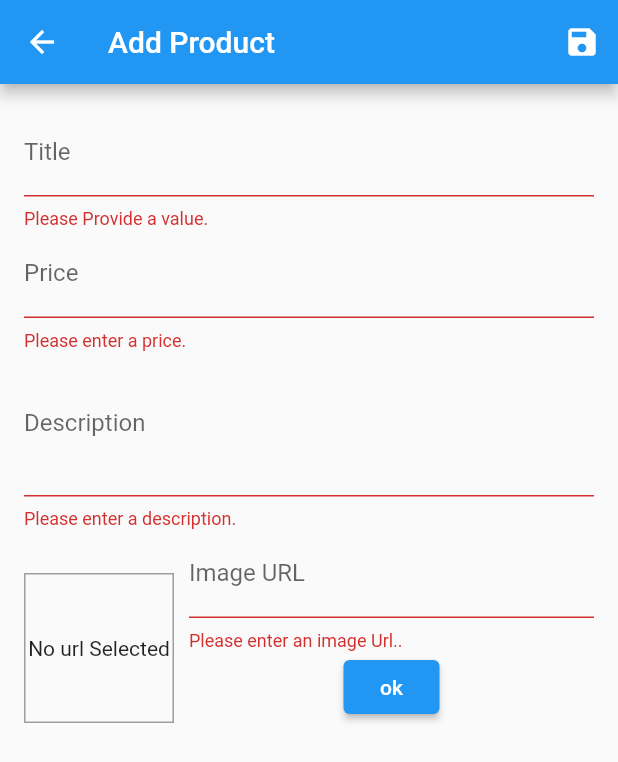
After one commit to meetpatel2220/ShopApp, a Flutter app: the EditProduct screen opened directly, after a tap on the "save" icon, on a phone screen of 412 x 824 dp. The commit adds this screen. Shown: the top 762 px of the screen. Run offline on Flutter 3.47's test engine with Material 2 defaults, Android fonts, the phone set to English and light mode, and no system bars; network calls fail.

Commit message:
part 2 added

```diff
--- a/lib/providers/products.dart
+++ b/lib/providers/products.dart
@@ -38,10 +38,8 @@ class Products with ChangeNotifier {
   ];
 
   List<Product> get items {
-
     return [..._items];
   }
-
 
   Product loadedProduct(String prodId) {
     return items.firstWhere((pro) => pro.id == prodId);
@@ -51,8 +49,19 @@ class Products with ChangeNotifier {
     return _items.where((element) => element.isFavorite).toList();
   }
 
-  void addProduct() {
+  Product findById(String id) {
+    return _items.firstWhere((element) => element.id == id);
+  }
 
+  void addProduct(Product product) {
+    final newProduct = Product(
+        description: product.description,
+        id: DateTime.now().toString(),
+        imageUrl: product.imageUrl,
+        price: product.price,
+        title: product.title);
+
+    _items.add(newProduct);
     notifyListeners();
   }
 }
--- /dev/null
+++ b/lib/screens/edit_product.dart
@@ -0,0 +1,273 @@
+import 'package:flutter/material.dart';
+import 'package:provider/provider.dart';
+import '../providers/products.dart';
+import '../providers/product.dart';
+
+class EditProduct extends StatefulWidget {
+  static const routeName = '/edit-product';
+
+  @override
+  _EditProductState createState() => _EditProductState();
+}
+
+class _EditProductState extends State<EditProduct> {
+  final _priceFocusNode = FocusNode();
+  final _discriptionFocusNode = FocusNode();
+  final _imageUrlController = TextEditingController();
+  final _imageUrlFocusNode = FocusNode();
+
+  final _form = GlobalKey<FormState>();
+  var _editedProduct = Product(
+    id: null,
+    description: '',
+    imageUrl: '',
+    price: 0,
+    title: '',
+  );
+
+  var _initValues = {
+    'title': '',
+    'description': '',
+    'price': '',
+    'imageUrl': '',
+  };
+
+  @override
+  void dispose() {
+    _imageUrlFocusNode.removeListener(_updateImageUrl);
+    _priceFocusNode.dispose();
+    _imageUrlController.dispose();
+    _discriptionFocusNode.dispose();
+    _imageUrlFocusNode.dispose();
+    // TODO: implement dispose
+    super.dispose();
+  }
+
+  @override
+  void initState() {
+    _imageUrlFocusNode.addListener(_updateImageUrl);
+
+    super.initState();
+  }
+
+  var _isinit = true;
+
+  @override
+  void didChangeDependencies() {
+    if (_isinit) {
+      final productID = ModalRoute.of(context).settings.arguments as String;
+
+      if (productID != null) {
+        _editedProduct = Provider.of<Products>(context).findById(productID);
+        _initValues = {
+          'title': _editedProduct.title,
+          'description': _editedProduct.description,
+          'price': _editedProduct.price.toString(),
+          'imageUrl': _editedProduct.imageUrl,
+        };
+      }
+    }
+    _isinit = false;
+    super.didChangeDependencies();
+  }
+
+  void _updateImageUrl() {
+    if (!_imageUrlFocusNode.hasFocus) {
+      if (_imageUrlController.text.isEmpty ||
+          (!_imageUrlController.text.startsWith('http') &&
+              !_imageUrlController.text.startsWith('https')) ||
+          (!_imageUrlController.text.endsWith('.png') &&
+              !_imageUrlController.text.endsWith('.jpg') &&
+              !_imageUrlController.text.endsWith('.jpeg'))) {
+        return;
+      }
+      setState(() {});
+    }
+  }
+
+  void _saveForm() {
+    final isValid = _form.currentState.validate();
+    if (!isValid) {
+      return;
+    }
+    _form.currentState.save();
+    Provider.of<Products>(context, listen: false).addProduct(_editedProduct);
+    Navigator.of(context).pop();
+  }
+
+  @override
+  Widget build(BuildContext context) {
+    String imageText = _imageUrlController.text.toString();
+    bool isUrl = false;
+    return Scaffold(
+      appBar: AppBar(
+        title: Text('Add Product'),
+        actions: <Widget>[
+          IconButton(
+            icon: Icon(Icons.save),
+            onPressed: _saveForm,
+          ),
+        ],
+      ),
+      body: Padding(
+        padding: EdgeInsets.all(16.0),
+        child: Form(
+          key: _form,
+          child: ListView(
+            children: <Widget>[
+              TextFormField(
+                decoration: InputDecoration(labelText: 'Title'),
+                textInputAction: TextInputAction.next,
+                validator: (value) {
+                  if (value.isEmpty) {
+                    return 'Please Provide a value.';
+                  }
+                  return null;
+                },
+                onSaved: (value) {
+                  _editedProduct = Product(
+                      title: value,
+                      description: _editedProduct.description,
+                      imageUrl: _editedProduct.imageUrl,
+                      price: _editedProduct.price,
+                      id: null);
+                },
+                onFieldSubmitted: (_) {
+                  FocusScope.of(context).requestFocus(_priceFocusNode);
+                },
+              ),
+              TextFormField(
+                decoration: InputDecoration(labelText: 'Price'),
+                textInputAction: TextInputAction.next,
+                keyboardType: TextInputType.number,
+                focusNode: _priceFocusNode,
+                onSaved: (value) {
+                  _editedProduct = Product(
+                      title: _editedProduct.title,
+                      description: _editedProduct.description,
+                      imageUrl: _editedProduct.imageUrl,
+                      price: double.parse(value),
+                      id: null);
+                },
+                validator: (value) {
+                  if (value.isEmpty) {
+                    return 'Please enter a price.';
+                  }
+                  if (double.tryParse(value) == null) {
+                    return 'Please Enter a valid number';
+                  }
+                  if (double.parse(value) <= 0) {
+                    return 'Please enter a number greater than zero.';
+                  }
+                  return null;
+                },
+                onFieldSubmitted: (_) {
+                  FocusScope.of(context).requestFocus(_discriptionFocusNode);
+                },
+              ),
+              TextFormField(
+                decoration: InputDecoration(labelText: 'Description'),
+                maxLines: 3,
+                keyboardType: TextInputType.multiline,
+                focusNode: _discriptionFocusNode,
+                validator: (value) {
+                  if (value.isEmpty) {
+                    return 'Please enter a description.';
+                  }
+                  if (value.length < 10) {
+                    return 'Should be at least 10 character long.';
+                  }
+                  return null;
+                },
+                onSaved: (value) {
+                  _editedProduct = Product(
+                      title: _editedProduct.title,
+                      description: value,
+                      imageUrl: _editedProduct.imageUrl,
+                      price: _editedProduct.price,
+                      id: null);
+                },
+                onFieldSubmitted: (_) {
+                  FocusScope.of(context).requestFocus(_imageUrlFocusNode);
+                },
+              ),
+              Row(
+                crossAxisAlignment: CrossAxisAlignment.end,
+                children: <Widget>[
+                  Container(
+                    alignment: Alignment.center,
+                    height: 100,
+                    width: 100,
+                    margin: EdgeInsets.only(top: 8, right: 10),
+                    decoration: BoxDecoration(
+                      border: Border.all(
+                        width: 1,
+                        color: Colors.grey,
+                      ),
+                    ),
+                    child: imageText.isEmpty
+                        ? Text(
+                            'No url Selected',
+                          )
+                        : Image.network(
+                            _imageUrlController.text,
+                            fit: BoxFit.cover,
+                          ),
+                  ),
+                  Expanded(
+                    child: Column(
+                      mainAxisAlignment: MainAxisAlignment.spaceAround,
+                      children: <Widget>[
+                        TextFormField(
+                          decoration: InputDecoration(labelText: 'Image URL'),
+                          keyboardType: TextInputType.url,
+                          focusNode: _imageUrlFocusNode,
+                          validator: (value) {
+                            if (value.isEmpty) {
+                              return 'Please enter an image Url..';
+                            }
+                            if (!value.startsWith('http') &&
+                                !value.startsWith('https')) {
+                              return 'Please enter a valid url.';
+                            }
+                            if (!value.endsWith('.png') &&
+                                !value.endsWith('.jpg') &&
+                                !value.endsWith('.jpeg')) {
+                              return 'Please enter a valid url.';
+                            }
+                            return null;
+                          },
+                          onSaved: (value) {
+                            _editedProduct = Product(
+                                title: _editedProduct.title,
+                                description: _editedProduct.description,
+                                imageUrl: value,
+                                price: _editedProduct.price,
+                                id: null);
+                          },
+                          // onFieldSubmitted: (_) {
+                          //   _saveForm();
+                          // },
+                          // textInputAction: TextInputAction.done,
+                          controller: _imageUrlController,
+                        ),
+                        ElevatedButton(
+                          onPressed: () {
+                            setState(() {
+                              isUrl = true;
+                            });
+                          },
+                          child: Text('ok'),
+                        ),
+                      ],
+                    ),
+                  ),
+                ],
+              ),
+            ],
+          ),
+        ),
+      ),
+    );
+  }
+}
```
Also changed, not shown: lib/main.dart (+7 -3 lines), lib/providers/cart.dart (+24 -2 lines), lib/screens/user_products_screen.dart (added, +44 -0 lines), lib/widgets/app_drawer.dart (+12 -2 lines), lib/widgets/cart_item.dart (+23 -0 lines), lib/widgets/products_item.dart (+13 -0 lines), lib/widgets/user_product_item.dart (added, +41 -0 lines), lib/widgets/badge.dart (line endings or trailing spaces).
